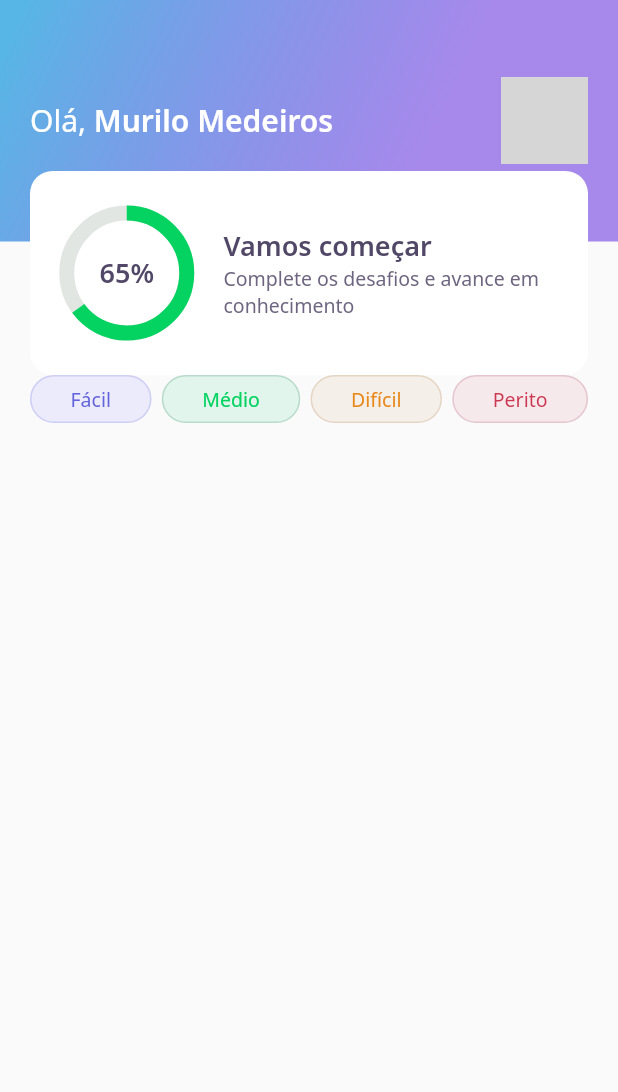
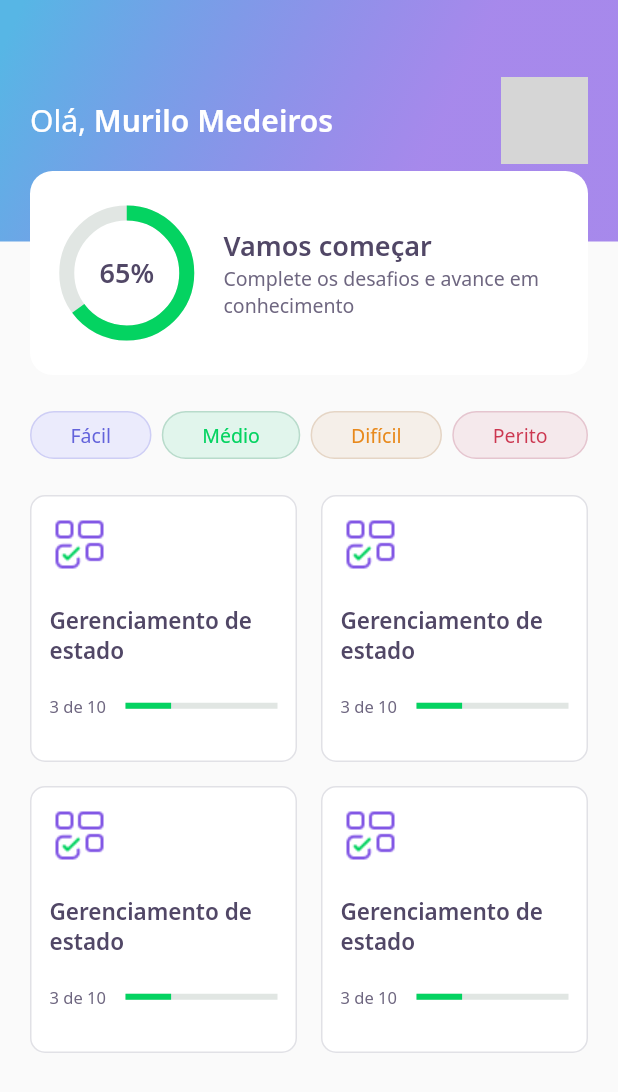
Before and after one commit to muthmedeiros/NLW05_dev_quiz, a Flutter app: the screen it shows after launch, on a phone screen of 412 x 824 dp. Shown: the top 1092 px of the screen. Run offline on Flutter 3.47's test engine with Material 2 defaults, Android fonts, the phone set to English and light mode, and no system bars; our stand-ins replace google_fonts; network calls fail; grey boxes are pictures that could not be loaded.

Commit message:
quiz card widget

```diff
--- /dev/null
+++ b/lib/challenge/challenge_page.dart
@@ -0,0 +1 @@
+// todo: challenge page
--- a/lib/home/home_page.dart
+++ b/lib/home/home_page.dart
@@ -1,5 +1,6 @@
 import 'package:dev_quiz/home/widgets/appbar/app_bar_widget.dart';
 import 'package:dev_quiz/home/widgets/level_button/level_button_widget.dart';
+import 'package:dev_quiz/home/widgets/quiz_card/quiz_card_widget.dart';
 import 'package:flutter/material.dart';
 
 class HomePage extends StatefulWidget {
@@ -15,7 +16,12 @@ class _HomeState extends State<HomePage> {
       appBar: AppBarWidget(),
       body: Padding(
         padding: const EdgeInsets.symmetric(horizontal: 20),
-        child: Row(
+        child: Column(
+          children: [
+            SizedBox(
+              height: 24,
+            ),
+            Row(
               mainAxisAlignment: MainAxisAlignment.spaceBetween,
               children: [
                 LevelButtonWidget(
@@ -32,6 +38,24 @@ class _HomeState extends State<HomePage> {
                 ),
               ],
             ),
+            SizedBox(
+              height: 24,
+            ),
+            Expanded(
+              child: GridView.count(
+                crossAxisSpacing: 16,
+                mainAxisSpacing: 16,
+                crossAxisCount: 2,
+                children: [
+                  QuizCardWidget(),
+                  QuizCardWidget(),
+                  QuizCardWidget(),
+                  QuizCardWidget(),
+                ],
+              ),
+            ),
+          ],
+        ),
       ),
     );
   }
--- /dev/null
+++ b/lib/home/widgets/quiz_card/quiz_card_widget.dart
@@ -0,0 +1,60 @@
+import 'package:dev_quiz/core/app_colors.dart';
+import 'package:dev_quiz/core/app_images.dart';
+import 'package:dev_quiz/core/app_text_styles.dart';
+import 'package:flutter/material.dart';
+
+class QuizCardWidget extends StatelessWidget {
+  const QuizCardWidget({Key? key}) : super(key: key);
+
+  @override
+  Widget build(BuildContext context) {
+    return Container(
+      padding: EdgeInsets.all(12),
+      decoration: BoxDecoration(
+        border: Border.fromBorderSide(BorderSide(color: AppColors.border)),
+        color: AppColors.white,
+        borderRadius: BorderRadius.circular(10),
+      ),
+      child: Column(
+        crossAxisAlignment: CrossAxisAlignment.start,
+        children: [
+          Container(
+            height: 40,
+            width: 40,
+            child: Image.asset(AppImages.blocks),
+          ),
+          SizedBox(
+            height: 20,
+          ),
+          Text(
+            "Gerenciamento de estado",
+            style: AppTextStyles.heading15,
+          ),
+          SizedBox(
+            height: 20,
+          ),
+          Row(
+            children: [
+              Expanded(
+                flex: 1,
+                child: Text(
+                  "3 de 10",
+                  style: AppTextStyles.body11,
+                ),
+              ),
+              Expanded(
+                flex: 2,
+                child: LinearProgressIndicator(
+                  value: 0.3,
+                  backgroundColor: AppColors.chartSecondary,
+                  valueColor:
+                      AlwaysStoppedAnimation<Color>(AppColors.chartPrimary),
+                ),
+              ),
+            ],
+          ),
+        ],
+      ),
+    );
+  }
+}
```
Lines whose indentation alone changed are shown as unchanged.
